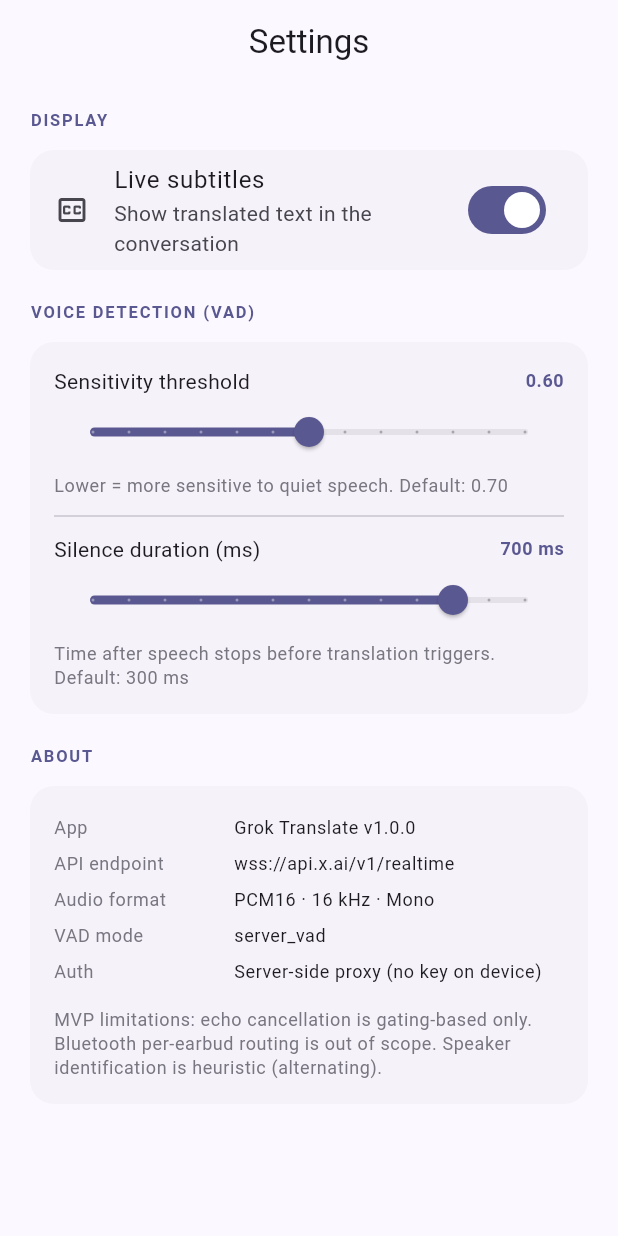
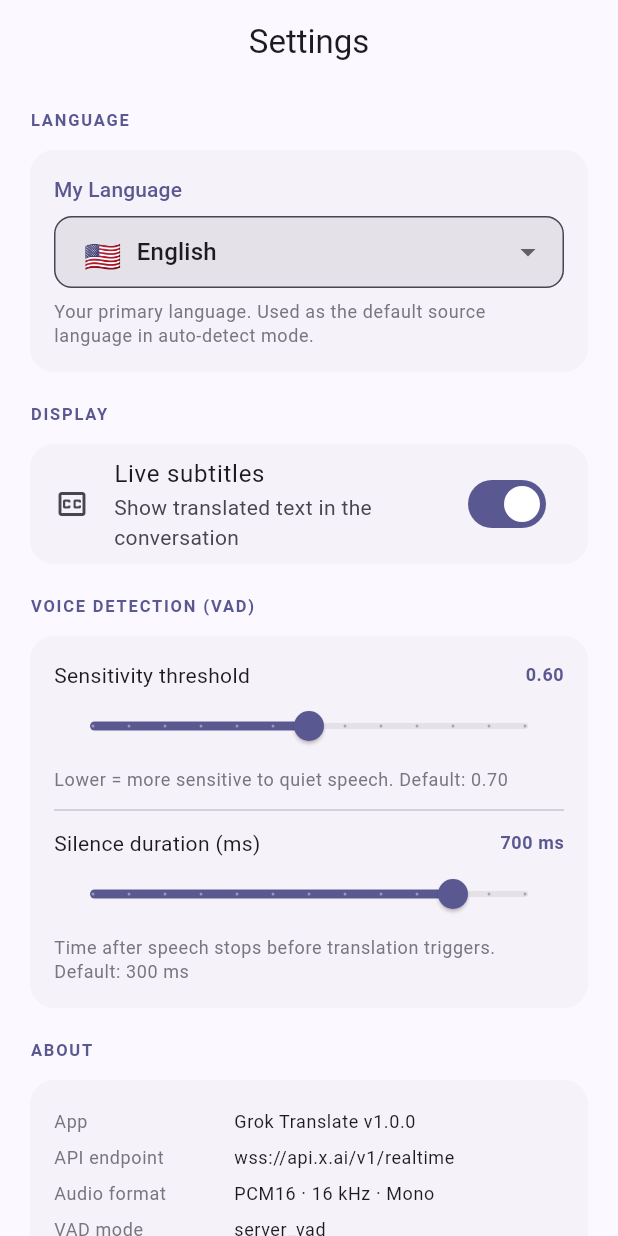
Before and after one commit to alisonchilds/lingua, a Flutter app: the SettingsScreen screen opened by its route, on a phone screen of 412 x 824 dp. Run offline on Flutter 3.47's test engine with Material 3 defaults, Android fonts, the phone set to English and light mode, and no system bars; our stand-ins replace flutter_animate, flutter_riverpod, freezed_annotation, go_router, just_audio, logger and 2 more; missing offline and left inert: dart:js_interop, record; accounts and stored records are empty.

Commit message:
feat: 'My Language' setting in Settings, defaults to English
PreferencesService
  Added getMyLanguageCode() / getMyLanguageName() (default: 'en' / 'English')
  and setMyLanguage(code, name). Stored in SharedPreferences under separate
  keys so it persists independently of the per-session LanguageConfig.

LanguageSelector widget
  Added showAuto parameter (default true). When false, the 'Auto Detect'
  entry is excluded from the dropdown — used in Settings where a concrete
  language must be chosen.

SettingsScreen
  Converted to ConsumerStatefulWidget to hold _myLangCode local state.
  Added a 'Language' section above Display, with a LanguageSelector
  (showAuto: false) and a short description explaining the purpose.
  Saving a new language calls prefs.setMyLanguage() immediately.

LanguageSetupScreen
  On initState, if lang1 is still the 'auto' placeholder (i.e. the user
  has never explicitly configured a language pair), it is pre-filled with
  the user's language from Settings. This means new sessions open with
  'English ↔ Auto' (or whichever language the user set) rather than the
  generic 'Auto ↔ Auto' defaults.

ConversationController
  _triggerTranslation: in auto-detect mode, d1 now falls back to
  prefs.getMyLanguageName() instead of 'auto-detect'. The first utterance
  gets a concrete source language ('English') rather than a vague label,
  making the TRANSLATE TO [lang] request unambiguous from the start.
  Also applied to the subtitles fromLang and toLang defaults.

Co-authored-by: alisonchilds <alisonchilds@users.noreply.github.com>

```diff
--- a/grok_translate/lib/screens/settings_screen.dart
+++ b/grok_translate/lib/screens/settings_screen.dart
@@ -2,12 +2,34 @@ import 'package:flutter/material.dart';
 import 'package:flutter_riverpod/flutter_riverpod.dart';
 
 import '../controllers/conversation_controller.dart';
+import '../models/conversation_models.dart';
+import '../widgets/language_selector.dart';
 
-class SettingsScreen extends ConsumerWidget {
+class SettingsScreen extends ConsumerStatefulWidget {
   const SettingsScreen({super.key});
 
   @override
-  Widget build(BuildContext context, WidgetRef ref) {
+  ConsumerState<SettingsScreen> createState() => _SettingsScreenState();
+}
+
+class _SettingsScreenState extends ConsumerState<SettingsScreen> {
+  late String _myLangCode;
+
+  @override
+  void initState() {
+    super.initState();
+    final prefs = ref.read(preferencesServiceProvider);
+    _myLangCode = prefs.getMyLanguageCode();
+  }
+
+  Future<void> _setMyLanguage(String code) async {
+    final lang = kSupportedLanguages.firstWhere((l) => l.code == code);
+    await ref.read(preferencesServiceProvider).setMyLanguage(code, lang.name);
+    if (mounted) setState(() => _myLangCode = code);
+  }
+
+  @override
+  Widget build(BuildContext context) {
     final state = ref.watch(conversationControllerProvider);
     final controller = ref.read(conversationControllerProvider.notifier);
     final theme = Theme.of(context);
@@ -17,6 +39,32 @@ class SettingsScreen extends ConsumerWidget {
       body: ListView(
         padding: const EdgeInsets.all(16),
         children: [
+          // ── My Language ────────────────────────────────────────────────────
+          const _SectionHeader('Language'),
+          Card(
+            child: Padding(
+              padding: const EdgeInsets.all(16),
+              child: Column(
+                crossAxisAlignment: CrossAxisAlignment.start,
+                children: [
+                  LanguageSelector(
+                    label: 'My Language',
+                    selectedCode: _myLangCode,
+                    showAuto: false,
+                    onChanged: _setMyLanguage,
+                  ),
+                  const SizedBox(height: 8),
+                  Text(
+                    'Your primary language. Used as the default source '
+                    'language in auto-detect mode.',
+                    style: theme.textTheme.bodySmall
+                        ?.copyWith(color: theme.colorScheme.outline),
+                  ),
+                ],
+              ),
+            ),
+          ),
+          const SizedBox(height: 16),
           // Subtitles
           const _SectionHeader('Display'),
           Card(
--- a/grok_translate/lib/services/preferences_service.dart
+++ b/grok_translate/lib/services/preferences_service.dart
@@ -23,6 +23,8 @@ class PreferencesService {
   static const _keyLanguageConfig = 'language_config';
   static const _keyVadSettings = 'vad_settings';
   static const _keySubtitlesEnabled = 'subtitles_enabled';
+  static const _keyMyLanguageCode = 'my_language_code';
+  static const _keyMyLanguageName = 'my_language_name';
 
   final SharedPreferences _prefs;
   PreferencesService(this._prefs);
@@ -64,4 +66,16 @@ class PreferencesService {
   bool getSubtitlesEnabled() => _prefs.getBool(_keySubtitlesEnabled) ?? true;
   Future<void> setSubtitlesEnabled(bool value) =>
       _prefs.setBool(_keySubtitlesEnabled, value);
+
+  // My Language — the user's own primary language.
+  // Used as the pre-selected lang1 in the setup screen and as the
+  // fallback source language in auto-detect mode before the API identifies
+  // the spoken language. Defaults to English.
+  String getMyLanguageCode() => _prefs.getString(_keyMyLanguageCode) ?? 'en';
+  String getMyLanguageName() => _prefs.getString(_keyMyLanguageName) ?? 'English';
+
+  Future<void> setMyLanguage(String code, String name) async {
+    await _prefs.setString(_keyMyLanguageCode, code);
+    await _prefs.setString(_keyMyLanguageName, name);
+  }
 }
--- a/grok_translate/lib/widgets/language_selector.dart
+++ b/grok_translate/lib/widgets/language_selector.dart
@@ -9,19 +9,26 @@ class LanguageSelector extends StatelessWidget {
     required this.selectedCode,
     required this.onChanged,
     this.enabled = true,
+    this.showAuto = true,
   });
 
   final String label;
   final String selectedCode;
   final ValueChanged<String> onChanged;
   final bool enabled;
+  /// When false, the 'Auto Detect' option is excluded from the list.
+  /// Use this for settings that require a concrete language choice.
+  final bool showAuto;
 
   @override
   Widget build(BuildContext context) {
     final theme = Theme.of(context);
-    final selected = kSupportedLanguages.firstWhere(
+    final languages = showAuto
+        ? kSupportedLanguages
+        : kSupportedLanguages.where((l) => l.code != 'auto').toList();
+    final selected = languages.firstWhere(
       (l) => l.code == selectedCode,
-      orElse: () => kSupportedLanguages.first,
+      orElse: () => languages.first,
     );
 
     return Column(
@@ -37,7 +44,7 @@ class LanguageSelector extends StatelessWidget {
             contentPadding: EdgeInsets.symmetric(horizontal: 16, vertical: 12),
           ),
           isExpanded: true,
-          items: kSupportedLanguages
+          items: languages
               .map((lang) => DropdownMenuItem(
                     value: lang.code,
                     child: Row(
```
Also changed, not shown: grok_translate/lib/controllers/conversation_controller.dart (+7 -8 lines), grok_translate/lib/screens/language_setup_screen.dart (+12 -1 lines).
